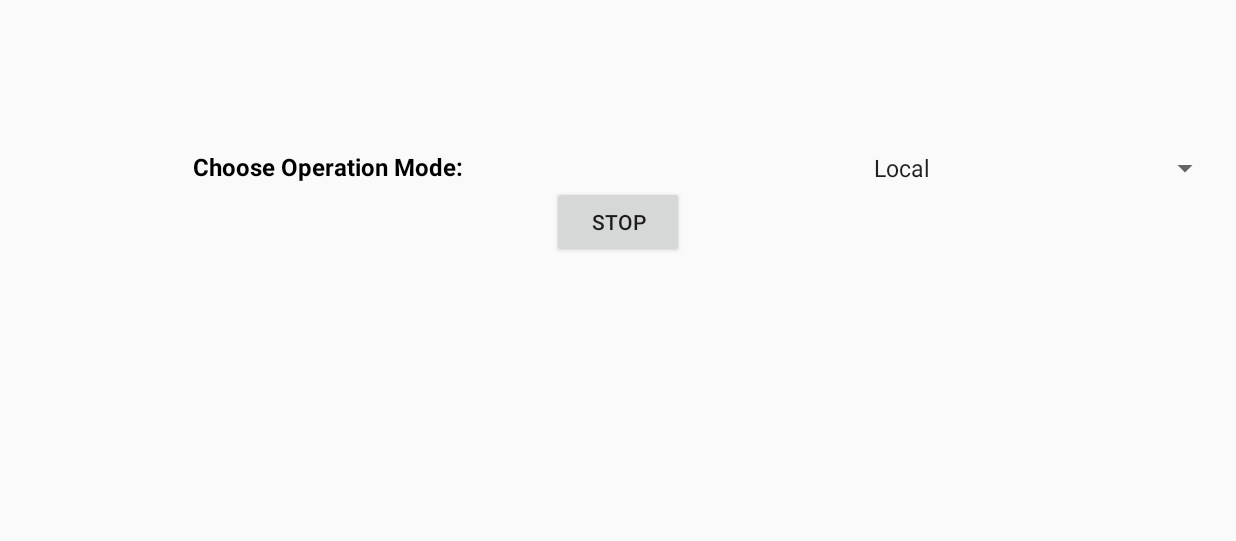
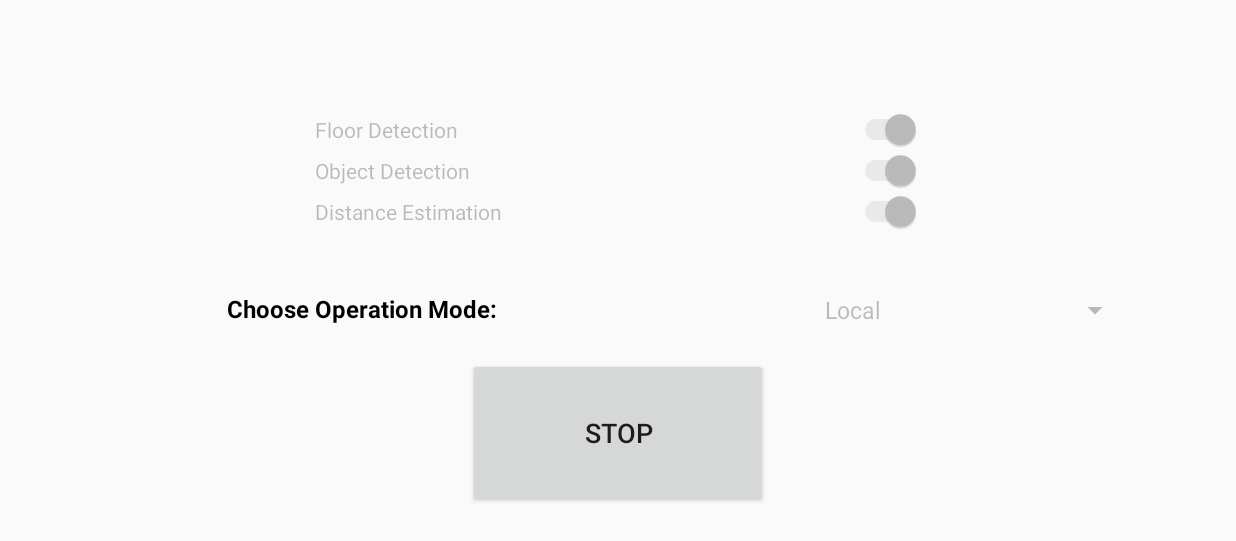
Before and after one commit to yuengdelahoz/FallPreventionAndroid, an Android app: the screen it shows after launch (MainActivity), after a tap on "LAUNCH", on a phone screen of 824 x 412 dp (held sideways). Shown: the top 541 px of the screen. Run offline under Robolectric (Android 15) with nearby library versions, the phone set to English and light mode, and no system bars.

Commit message:
Addtion: Switches that control what models are executed.

```diff
--- a/app/src/main/AndroidManifest.xml
+++ b/app/src/main/AndroidManifest.xml
@@ -3,6 +3,7 @@
     package="usf.delahoz.fallprevention">
 
     <uses-permission android:name="android.permission.INTERNET"/>
+    <uses-permission android:name="android.permission.ACCESS_NETWORK_STATE" />
     <uses-permission android:name="android.permission.WRITE_EXTERNAL_STORAGE" />
     <uses-permission android:name="android.permission.READ_EXTERNAL_STORAGE" />
     <uses-permission android:name="android.permission.CAMERA" />
--- a/app/src/main/java/usf/delahoz/fallprevention/MainActivity.java
+++ b/app/src/main/java/usf/delahoz/fallprevention/MainActivity.java
@@ -2,6 +2,8 @@ package usf.delahoz.fallprevention;
 
 import android.Manifest;
 import android.app.Activity;
+import android.app.AlertDialog;
+import android.content.DialogInterface;
 import android.content.Intent;
 import android.content.pm.PackageManager;
 import android.os.Bundle;
@@ -11,7 +13,10 @@ import android.view.View;
 import android.widget.ArrayAdapter;
 import android.widget.Button;
 import android.widget.Spinner;
+import android.widget.Switch;
 import android.widget.Toast;
+
+import java.util.ArrayList;
 
 public class MainActivity extends Activity {
 
@@ -77,6 +82,20 @@ public class MainActivity extends Activity {
             requestPermissions(new String[]{Manifest.permission.CAMERA}, REQUEST_CAMERA);
         }
 
+        final AlertDialog alertDialog = new AlertDialog.Builder(MainActivity.this).create();
+        alertDialog.setTitle("Alert");
+        alertDialog.setMessage("At least one model must be selected");
+        alertDialog.setButton(AlertDialog.BUTTON_NEUTRAL, "OK",new DialogInterface.OnClickListener() {
+            public void onClick(DialogInterface dialog, int which) {
+                dialog.dismiss();
+            }
+        });
+
+
+
+        final Switch isFloor = (Switch) findViewById(R.id.floor_detection);
+        final Switch isObject = (Switch) findViewById(R.id.object_detection);
+        final Switch isDistance = (Switch) findViewById(R.id.distance_estimation);
 
 //        Choose to run models locally or through the webapi
         operation_mode = (Spinner) findViewById(R.id.operation_mode);
@@ -86,19 +105,41 @@ public class MainActivity extends Activity {
         adapter.setDropDownViewResource(android.R.layout.simple_spinner_dropdown_item);
         operation_mode.setAdapter(adapter);
 
-
         final Intent processImage = new Intent(this,ImageCollectorService.class);
+        final Bundle options = new Bundle();
         btn = (Button) findViewById(R.id.startBtn);
         btn.setOnClickListener(new View.OnClickListener(){
             @Override
             public void onClick(View v) {
-                processImage.putExtra("operation_mode",operation_mode.getSelectedItem().toString());
-                if (btn.getText().toString().equals("Launch")) {  //Start
+                options.putString("operation_mode",operation_mode.getSelectedItem().toString());
+
+                ArrayList<String> models = new ArrayList<String>();
+                if (isFloor.isChecked()) models.add("floor_detection");
+                if (isObject.isChecked()) models.add("object_detection");
+                if (isDistance.isChecked()) models.add("distance_detection");
+
+
+                options.putStringArrayList("models",models);
+                processImage.putExtras(options);
+
+                if (btn.getText().toString().equals("Launch") && models.size() >0) {  //Start
+                    btn.setText("Stop");
+                    operation_mode.setEnabled(false);
+                    isFloor.setEnabled(false);
+                    isObject.setEnabled(false);
+                    isDistance.setEnabled(false);
                     startService(processImage);
-                    btn.setText("Stop");
+
                 } else if (btn.getText().toString().equals("Stop")) { //Stop
+                    btn.setText("Launch");
+                    operation_mode.setEnabled(true);
+                    isFloor.setEnabled(true);
+                    isObject.setEnabled(true);
+                    isDistance.setEnabled(true);
                     stopService(processImage);
-                    btn.setText("Launch");
+                }
+                else if (models.size() <1){
+                    alertDialog.show();
                 }
             }
         });
--- a/app/src/main/java/usf/delahoz/fallprevention/callbacks/CameraCaptureSessionCaptureCallback.java
+++ b/app/src/main/java/usf/delahoz/fallprevention/callbacks/CameraCaptureSessionCaptureCallback.java
@@ -51,7 +51,8 @@ public class CameraCaptureSessionCaptureCallback extends CameraCaptureSession.Ca
                 Surface surface = cameraService.getImageReader().getSurface();
                 CaptureRequest captureRequest = cameraService.createCaptureRequest(surface);
                 session.setRepeatingRequest(captureRequest, null, cameraService.getmBackgroundHandler());
-            } catch (CameraAccessException e) {
+                m++;
+            } catch (Exception e) {
                 e.printStackTrace();
             }
         }
--- a/app/src/main/java/usf/delahoz/fallprevention/nn_models/DetectorFactory.java
+++ b/app/src/main/java/usf/delahoz/fallprevention/nn_models/DetectorFactory.java
@@ -22,8 +22,8 @@ public class DetectorFactory {
 //    public static Detector createWaterFloorOp2Detector(AssetManager assetManager) {
 //        return new WaterFloorOp2Detector(assetManager);
 //    }
-    public static Detector createRemoteDetector(Context context) {
-        return new RemoteDetector(context);
+    public static Detector createRemoteDetector(Context context, String[] models) {
+        return new RemoteDetector(context, models);
     }
 
 }
--- a/app/src/main/res/layout/activity_main.xml
+++ b/app/src/main/res/layout/activity_main.xml
@@ -5,17 +5,49 @@
     xmlns:app="http://schemas.android.com/apk/res-auto"
     android:layout_width="match_parent"
     android:layout_height="match_parent"
-    android:paddingBottom="140dp"
+    android:paddingHorizontal="10dp"
     android:orientation="vertical"
     android:gravity="center"
     >
 
 
+    <Switch
+        android:id="@+id/floor_detection"
+        android:layout_width="match_parent"
+        android:layout_height="wrap_content"
+        android:checked="true"
+        android:gravity="left|center"
+        android:paddingHorizontal="200dp"
+        android:text="Floor Detection  " />
+
+    <Switch
+        android:id="@+id/object_detection"
+        android:layout_width="match_parent"
+        android:layout_height="wrap_content"
+        android:checked="true"
+        android:gravity="left|center"
+        android:paddingHorizontal="200dp"
+        android:text="Object Detection  " />
+
+    <Switch
+        android:id="@+id/distance_estimation"
+        android:layout_width="match_parent"
+        android:layout_height="wrap_content"
+        android:checked="true"
+        android:gravity="left|center"
+        android:paddingHorizontal="200dp"
+        android:text="Distance Estimation" />
+
+    <Space
+        android:layout_width="match_parent"
+        android:layout_height="40dp" />
+
     <LinearLayout
         android:layout_width="match_parent"
         android:layout_height="wrap_content"
         android:weightSum="2"
-        android:paddingRight="10dp"
+        android:paddingLeft="40dp"
+        android:paddingRight="60dp"
         >
 
         <TextView
@@ -41,11 +73,17 @@
 
     </LinearLayout>
 
+    <Space
+        android:layout_width="match_parent"
+        android:layout_height="20dp" />
+
     <Button
         android:id="@+id/startBtn"
-        android:layout_width="wrap_content"
-        android:layout_height="wrap_content"
+        android:layout_width="200dp"
+        android:layout_height="100dp"
         android:layout_gravity="center"
-        android:text="@string/launch" />
+        android:selectAllOnFocus="false"
+        android:text="@string/launch"
+        android:textSize="18sp" />
 
 </LinearLayout>
```
Also changed, not shown: app/src/main/java/usf/delahoz/fallprevention/ImageCollectorService.java (+3 -10 lines), app/src/main/java/usf/delahoz/fallprevention/callbacks/ImageAvailableCallback.java (+15 -5 lines), app/src/main/java/usf/delahoz/fallprevention/nn_models/RemoteDetector.java (+11 -5 lines), app/src/main/res/layout/activity_main2.xml (deleted, +0 -9 lines).
